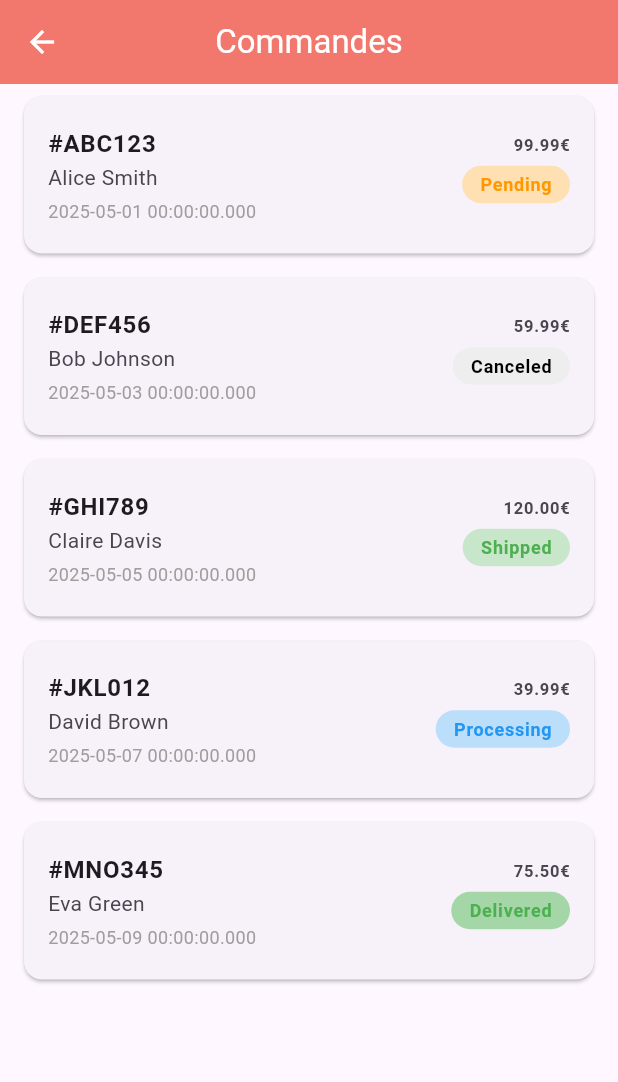
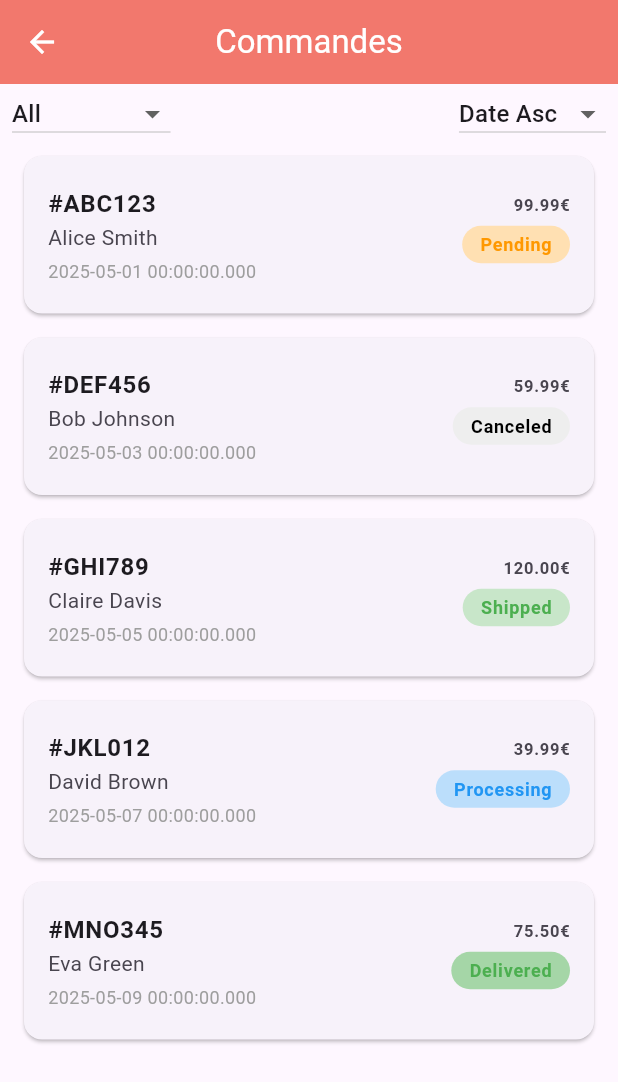
Before and after one commit to uha-fr/endyear_2025_gr01_mobileapp, a Flutter app: the CommandesPage screen opened directly, on a phone screen of 412 x 824 dp. Shown: the top 1082 px of the screen. Run offline on Flutter 3.47's test engine with Material 3 defaults, Android fonts, the light colour scheme and no system bars; our stand-ins replace cached_network_image, dartz, get, lottie; network calls fail; project files that could hold a hidden picture were left out.

Commit message:
#11 ajout de filtre par statut et de tri par date de commande

```diff
--- a/lib/controller/orders_controller.dart
+++ b/lib/controller/orders_controller.dart
@@ -4,6 +4,10 @@ import 'package:endyear_2025_gr01_mobileapp/data/datasource/static/orders.dart';
 
 class OrderController extends GetxController {
   var orders = <OrderModel>[].obs;
+
+  var selectedState = 0.obs;
+
+  var sortAscending = true.obs;
 
   @override
   void onInit() {
@@ -14,4 +18,31 @@ class OrderController extends GetxController {
   void fetchOrders() {
     orders.assignAll(ordersList);
   }
+
+  void updateFilterState(int state) {
+    selectedState.value = state;
+  }
+
+  void updateSortOrder(bool ascending) {
+    sortAscending.value = ascending;
+  }
+
+  List<OrderModel> get filteredSortedOrders {
+    List<OrderModel> filtered =
+        selectedState.value == 0
+            ? orders
+            : orders
+                .where((order) => order.currentState == selectedState.value)
+                .toList();
+
+    filtered.sort((a, b) {
+      DateTime dateA = a.dateAdd ?? DateTime(1970);
+      DateTime dateB = b.dateAdd ?? DateTime(1970);
+      return sortAscending.value
+          ? dateA.compareTo(dateB)
+          : dateB.compareTo(dateA);
+    });
+
+    return filtered;
+  }
 }
--- a/lib/view/screen/commands.dart
+++ b/lib/view/screen/commands.dart
@@ -19,14 +19,71 @@ class CommandesPage extends StatelessWidget {
         backgroundColor: AppColor.primaryColor,
         foregroundColor: Colors.white,
       ),
-      body: Obx(() {
+      body: Column(
+        children: [
+          Padding(
+            padding: const EdgeInsets.all(8.0),
+            child: Row(
+              mainAxisAlignment: MainAxisAlignment.spaceBetween,
+              children: [
+                // Filtrer par état
+                Obx(
+                  () => DropdownButton<int>(
+                    isDense: true,
+                    value: orderController.selectedState.value,
+                    items: [
+                      const DropdownMenuItem(value: 0, child: Text('All')),
+                      const DropdownMenuItem(
+                        value: 1,
+                        child: Text('Processing'),
+                      ),
+                      const DropdownMenuItem(value: 2, child: Text('Shipped')),
+                      const DropdownMenuItem(value: 3, child: Text('Pending')),
+                      const DropdownMenuItem(
+                        value: 4,
+                        child: Text('Delivered'),
+                      ),
+                      const DropdownMenuItem(value: 5, child: Text('Canceled')),
+                    ],
+                    onChanged: (value) {
+                      if (value != null) {
+                        orderController.updateFilterState(value);
+                      }
+                    },
+                  ),
+                ),
+                // Trier par date
+                Obx(
+                  () => DropdownButton<bool>(
+                    isDense: true,
+                    value: orderController.sortAscending.value,
+                    items: const [
+                      DropdownMenuItem(value: true, child: Text('Date Asc')),
+                      DropdownMenuItem(value: false, child: Text('Date Desc')),
+                    ],
+                    onChanged: (value) {
+                      if (value != null) {
+                        orderController.updateSortOrder(value);
+                      }
+                    },
+                  ),
+                ),
+              ],
+            ),
+          ),
+          Expanded(
+            child: Obx(() {
               if (orderController.orders.isEmpty) {
                 return const Center(child: CircularProgressIndicator());
               }
+              final filteredOrders = orderController.filteredSortedOrders;
+              if (filteredOrders.isEmpty) {
+                return const Center(child: Text('No orders found.'));
+              }
               return ListView.builder(
-          itemCount: orderController.orders.length,
+                itemCount: filteredOrders.length,
                 itemBuilder: (context, index) {
-            final order = orderController.orders[index];
+                  final order = filteredOrders[index];
                   return GestureDetector(
                     onTap: () {
                       final OrdersDetailsController detailsController = Get.put(
@@ -46,6 +103,9 @@ class CommandesPage extends StatelessWidget {
                 },
               );
             }),
+          ),
+        ],
+      ),
     );
   }
 
```
Lines whose indentation alone changed are shown as unchanged.
